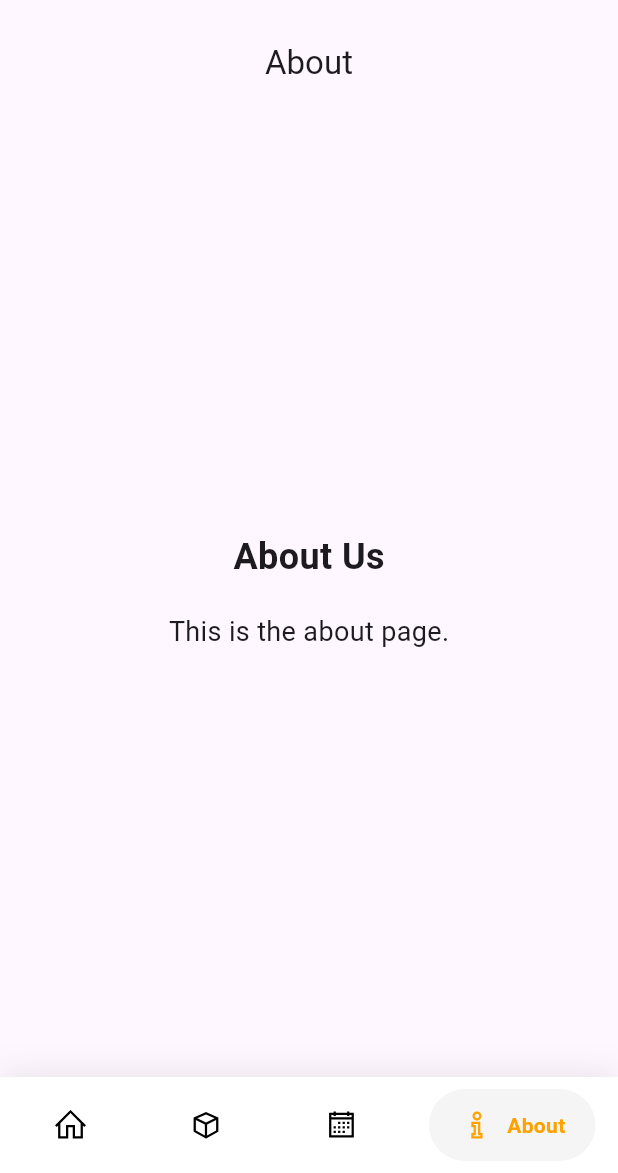
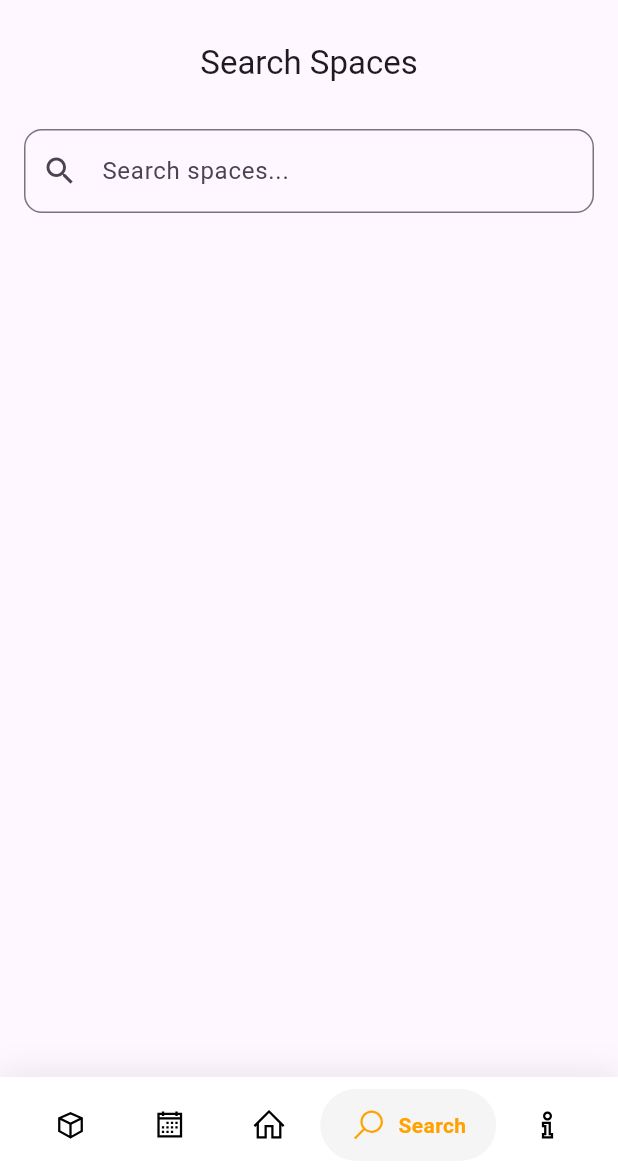
Before and after one commit to dylaascreate/sbma, a Flutter app: the screen it shows after launch, item 4 of the bottom bar chosen, on a phone screen of 412 x 824 dp, the part 63-1236 px from its top. Run offline on Flutter 3.47's test engine with Material 3 defaults, Android fonts, the phone set to English and light mode, and no system bars; drawn by our look-alikes of google_nav_bar; our stand-ins replace line_icons; Roboto replaces fonts that are missing (Poppins).

Commit message:
add search fx

```diff
--- a/lib/home_screen.dart
+++ b/lib/home_screen.dart
@@ -5,6 +5,7 @@ import 'package:sbma_space_booking_mobile_app/about.dart';
 import 'package:sbma_space_booking_mobile_app/booking.dart';
 import 'package:sbma_space_booking_mobile_app/home.dart';
 import 'package:sbma_space_booking_mobile_app/space.dart';
+import 'package:sbma_space_booking_mobile_app/search.dart';
 
 class HomeScreen extends StatefulWidget {
   const HomeScreen({super.key});
@@ -14,11 +15,12 @@ class HomeScreen extends StatefulWidget {
 }
 
 class _HomeScreenState extends State<HomeScreen> {
-  int _selectedIndex = 0;
+  int _selectedIndex = 2;
 
   static const TextStyle optionStyle =
       TextStyle(fontSize: 30, fontWeight: FontWeight.bold);
 
+  // This is tab pages
   // static const List<Widget> _widgetOptions = <Widget>[
   //   Text('Home', style: optionStyle),
   //   Text('Spaces', style: optionStyle),
@@ -26,11 +28,13 @@ class _HomeScreenState extends State<HomeScreen> {
   //   Text('About', style: optionStyle),
   // ];
 
-final List<Widget> _pages = const [
-    HomePage(),
-    SpacesPage(),
-    BookingsPage(),
-    AboutPage(),
+  // This is single pages
+final List<Widget> _pages = const [ // List of pages to be displayed
+    SpacesPage(), // index 0
+    BookingsPage(), // index 1
+    HomePage(), // index 2 ---> showing this page first
+    SearchPage(), // index 3
+    AboutPage(), // index 4
 ];
 
 
@@ -41,7 +45,7 @@ final List<Widget> _pages = const [
         title: const Text('UPSI Space'),
         centerTitle: true,
       ),
-      body: IndexedStack(
+      body: IndexedStack( // Use IndexedStack to maintain the state of each page
         index: _selectedIndex,
         children: _pages,
       ),
@@ -58,7 +62,8 @@ final List<Widget> _pages = const [
         child: SafeArea(
           child: Padding(
             padding: const EdgeInsets.symmetric(horizontal: 15, vertical: 8),
-            child: GNav(
+            child: GNav( // Google Navigation Bar
+              selectedIndex: _selectedIndex, // Set the selected index
               rippleColor: Colors.grey[300]!,
               hoverColor: Colors.grey[100]!,
               gap: 8,
@@ -69,16 +74,20 @@ final List<Widget> _pages = const [
               color: Colors.black,
               tabs: const [
                 GButton(
-                  icon: LineIcons.home,
-                  text: 'Home',
-                ),
-                GButton(
                   icon: LineIcons.cube,
                   text: 'Spaces',
                 ),
                 GButton(
                   icon: LineIcons.calendar,
                   text: 'Bookings',
+                ),
+                GButton(
+                  icon: LineIcons.home,
+                  text: 'Home',
+                ),
+                GButton(
+                  icon: LineIcons.search,
+                  text: 'Search',
                 ),
                 GButton(
                   icon: LineIcons.info,
@@ -91,7 +100,7 @@ final List<Widget> _pages = const [
               //     _selectedIndex = index;
               //   });
               // },
-              onTabChange: (index) {
+              onTabChange: (index) { // Update the selected index and change the page
                 setState(() => _selectedIndex = index);
               },
 
--- /dev/null
+++ b/lib/search.dart
@@ -0,0 +1,139 @@
+import 'package:flutter/material.dart';
+
+class SearchPage extends StatefulWidget {
+  const SearchPage({super.key});
+
+  @override
+  State<SearchPage> createState() => _SearchPageState();
+}
+
+class _SearchPageState extends State<SearchPage> {
+  final TextEditingController _searchController = TextEditingController();
+
+  final List<Map<String, String>> _allItems = [
+    {
+      'title': 'Meeting Room A',
+      'description': 'Perfect for team meetings and group discussions.',
+      'image': 'assets/images/uhsb_logo.png',
+    },
+    {
+      'title': 'Lecture Hall B',
+      'description': 'Large hall suitable for lectures and seminars.',
+      'image': 'assets/images/uhsb_logo.png',
+    },
+    {
+      'title': 'Discussion Room C',
+      'description': 'Ideal for small group discussions or tutoring.',
+      'image': 'assets/images/uhsb_logo.png',
+    },
+    {
+      'title': 'Library Zone D',
+      'description': 'Quiet study zone with ample seating.',
+      'image': 'assets/images/uhsb_logo.png',
+    },
+    {
+      'title': 'Computer Lab E',
+      'description': 'Equipped with computers and high-speed internet.',
+      'image': 'assets/images/uhsb_logo.png',
+    },
+    {
+      'title': 'Auditorium F',
+      'description': 'Spacious auditorium for presentations and performances.',
+      'image': 'assets/images/uhsb_logo.png',
+    },
+  ];
+
+  List<Map<String, String>> _filteredItems = [];
+
+  void _filterSearch(String query) {
+    final results = query.isEmpty
+        ? []
+        : _allItems
+            .where((item) =>
+                item['title']!.toLowerCase().contains(query.toLowerCase()))
+            .toList();
+
+    setState(() {
+      _filteredItems = results.cast<Map<String, String>>();
+    });
+  }
+
+  @override
+  void dispose() {
+    _searchController.dispose();
+    super.dispose();
+  }
+
+  @override
+  Widget build(BuildContext context) {
+    return Scaffold(
+      appBar: AppBar(
+        title: const Text('Search Spaces'),
+        centerTitle: true,
+      ),
+      body: Padding(
+        padding: const EdgeInsets.all(16.0),
+        child: Column(
+          children: [
+            TextField(
+              controller: _searchController,
+              onChanged: _filterSearch,
+              decoration: InputDecoration(
+                hintText: 'Search spaces...',
+                prefixIcon: const Icon(Icons.search),
+                border: OutlineInputBorder(
+                    borderRadius: BorderRadius.circular(12)),
+              ),
+            ),
+            const SizedBox(height: 20),
+            Expanded(
+              child: _searchController.text.isEmpty
+                  ? const SizedBox()
+                  : _filteredItems.isNotEmpty
+                      ? ListView.builder(
+                          itemCount: _filteredItems.length,
+                          itemBuilder: (context, index) {
+                            final item = _filteredItems[index];
+
+                            return Card(
+                              elevation: 3,
+                              margin:
+                                  const EdgeInsets.symmetric(vertical: 8),
+                              shape: RoundedRectangleBorder(
+                                  borderRadius: BorderRadius.circular(12)),
+                              child: ListTile(
+                                contentPadding: const EdgeInsets.all(12),
+                                leading: ClipRRect(
+                                  borderRadius: BorderRadius.circular(8),
+                                  child: Image.asset(
+                                    item['image']!,
+                                    width: 60,
+                                    height: 60,
+                                    fit: BoxFit.cover,
+                                    errorBuilder: (context, error, stackTrace) =>
+                                        const Icon(Icons.broken_image),
+                                  ),
+                                ),
+                                title: Text(
+                                  item['title']!,
+                                  style: const TextStyle(
+                                      fontWeight: FontWeight.bold),
+                                ),
+                                subtitle: Text(item['description']!),
+                              ),
+                            );
+                          },
+                        )
+                      : const Center(
+                          child: Text(
+                            'No results found.',
+                            style: TextStyle(fontSize: 16),
+                          ),
+                        ),
+            ),
+          ],
+        ),
+      ),
+    );
+  }
+}
```
Also changed, not shown: lib/main.dart (+0 -22 lines), pubspec.yaml (+11 -11 lines).
